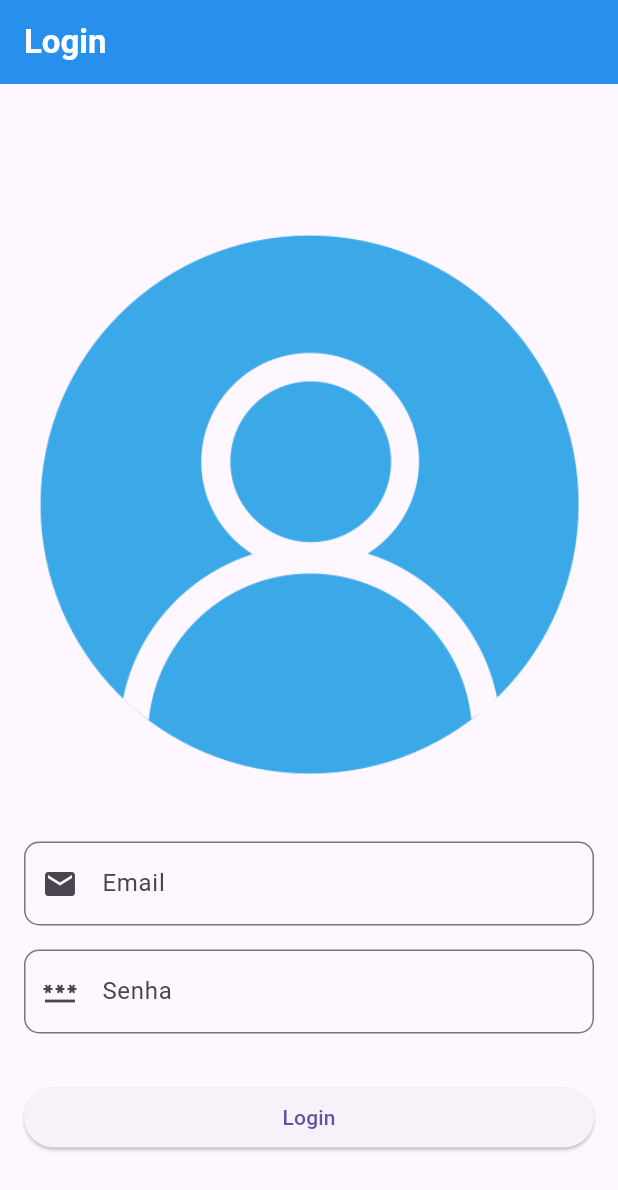
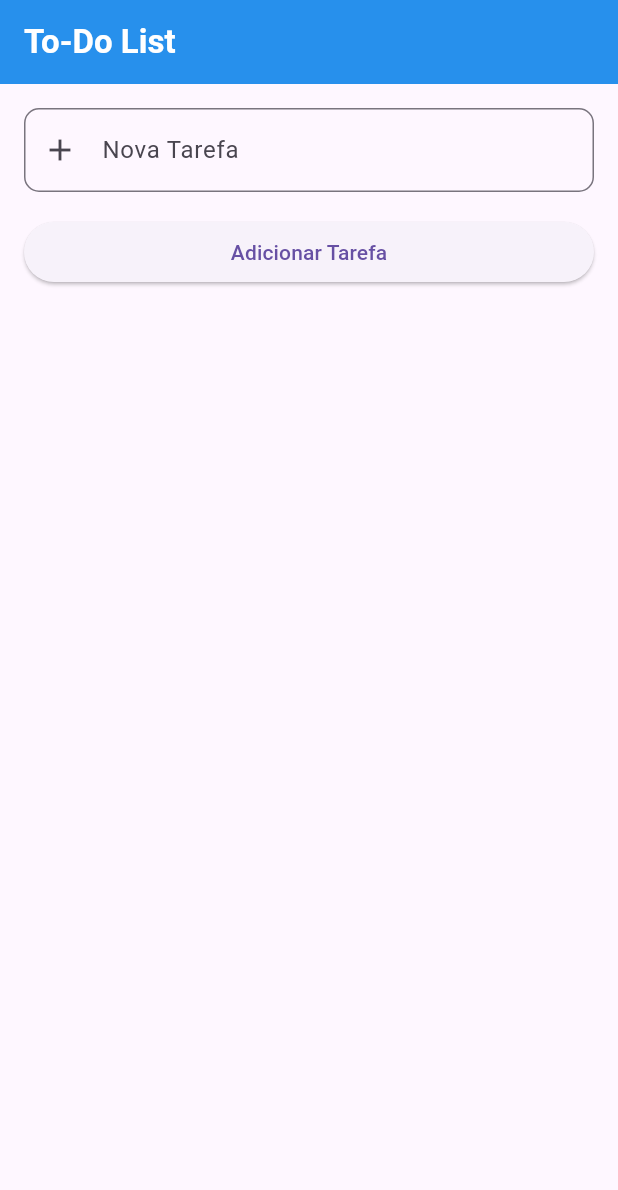
Before and after one commit to Rick-5/login_flutter, a Flutter app: the screen it shows after launch, after a tap on "Login", on a phone screen of 412 x 824 dp. Shown: the top 1190 px of the screen. Run offline on Flutter 3.47's test engine with Material 3 defaults, Android fonts, the phone set to English and light mode, and no system bars.

Commit message:
tela nova

```diff
--- a/lib/main.dart
+++ b/lib/main.dart
@@ -1,5 +1,5 @@
   import 'package:flutter/material.dart';
-
+  import 'tela_inicio.dart';
   void main() {
     runApp(LoginApp());
   }
@@ -71,6 +71,10 @@ class LoginPage extends StatelessWidget {
               SizedBox(height: 32.0),
               ElevatedButton(
                 onPressed: () {
+                  Navigator.push(
+                  context,
+                  MaterialPageRoute(builder: (context) => TodoApp()),
+                  );
                   // Lógica de autenticação do usuário
                 },
                 child: Text('Login'),
--- /dev/null
+++ b/lib/tela_inicio.dart
@@ -0,0 +1,94 @@
+import 'package:flutter/material.dart';
+
+
+class TodoApp extends StatelessWidget {
+  @override
+  Widget build(BuildContext context) {
+    return MaterialApp(
+      home: TodoPage(),
+      debugShowCheckedModeBanner: false,
+    );
+  }
+}
+
+class TodoPage extends StatefulWidget {
+  @override
+  _TodoPageState createState() => _TodoPageState();
+}
+
+class _TodoPageState extends State<TodoPage> {
+  final List<String> _tasks = [];
+  final TextEditingController _taskController = TextEditingController();
+
+  void _addTask() {
+    if (_taskController.text.isNotEmpty) {
+      setState(() {
+        _tasks.add(_taskController.text);
+      });
+      _taskController.clear();
+    }
+  }
+
+  void _removeTask(int index) {
+    setState(() {
+      _tasks.removeAt(index);
+    });
+  }
+
+  @override
+  Widget build(BuildContext context) {
+    return Scaffold(
+      appBar: AppBar(
+        title: Text(
+          'To-Do List',
+          style: TextStyle(
+            color: Colors.white,
+            fontSize: 22,
+            fontWeight: FontWeight.bold,
+          ),
+        ),
+        backgroundColor: Colors.blue,
+        elevation: 4,
+      ),
+      body: Padding(
+        padding: EdgeInsets.all(16.0),
+        child: Column(
+          mainAxisAlignment: MainAxisAlignment.start,
+          crossAxisAlignment: CrossAxisAlignment.stretch,
+          children: [
+            TextField(
+              controller: _taskController,
+              decoration: InputDecoration(
+                labelText: 'Nova Tarefa',
+                prefixIcon: Icon(Icons.add),
+                border: OutlineInputBorder(
+                  borderRadius: BorderRadius.circular(10.0),
+                ),
+              ),
+            ),
+            SizedBox(height: 16.0),
+            ElevatedButton(
+              onPressed: _addTask,
+              child: Text('Adicionar Tarefa'),
+            ),
+            SizedBox(height: 32.0),
+            Expanded(
+              child: ListView.builder(
+                itemCount: _tasks.length,
+                itemBuilder: (context, index) {
+                  return ListTile(
+                    title: Text(_tasks[index]),
+                    trailing: IconButton(
+                      icon: Icon(Icons.delete),
+                      onPressed: () => _removeTask(index),
+                    ),
+                  );
+                },
+              ),
+            ),
+          ],
+        ),
+      ),
+    );
+  }
+}
```
Lines whose indentation alone changed are shown as unchanged.
